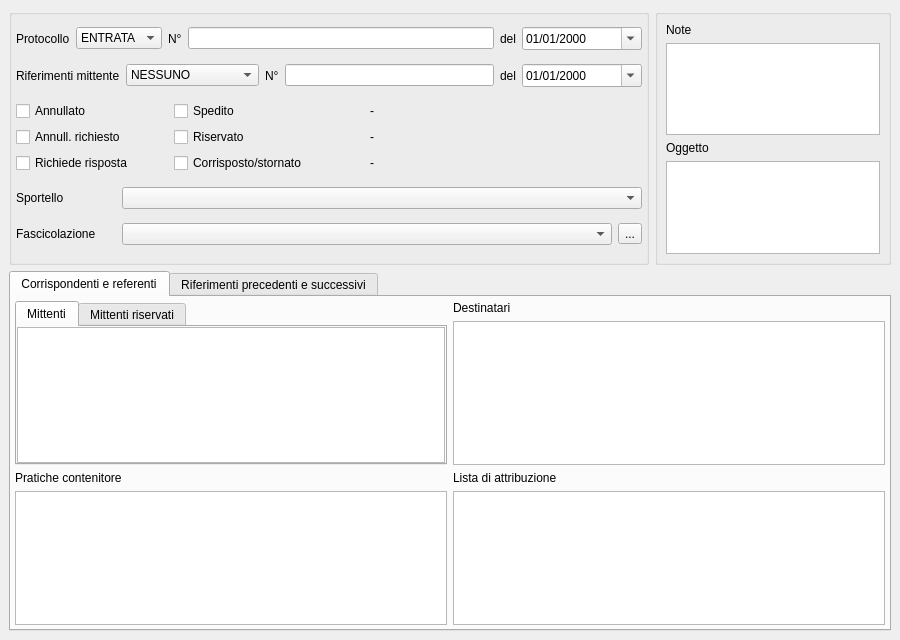
This is src/com/axiastudio/suite/protocollo/forms/protocollo.ui in tizianolattisi/suitegda as Qt 5 draws it before an edit. The edited form follows.
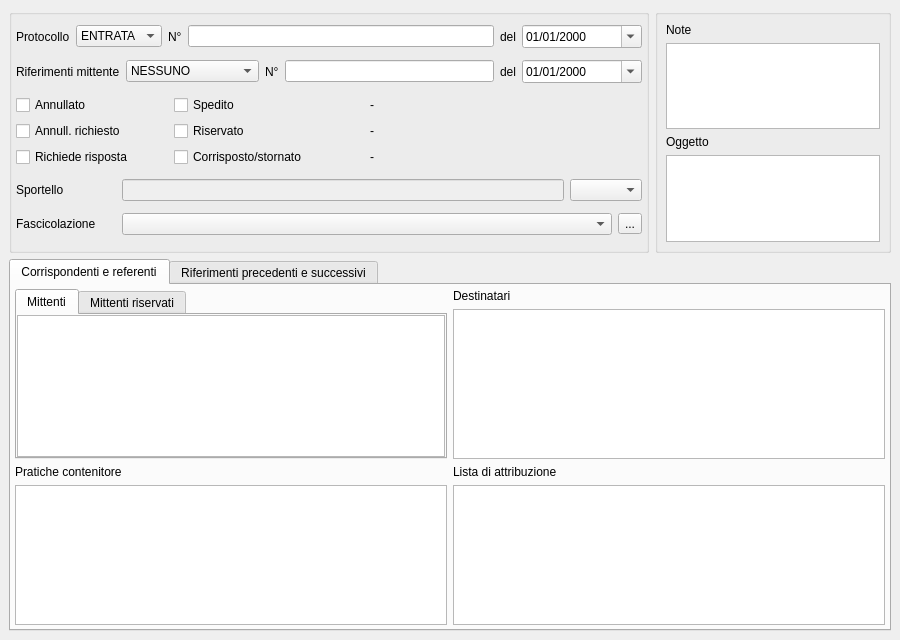
This is the edited form. Custom widgets are drawn as their Qt base class.

Commit message: Introduzione di uno store filtrato per gli uffici da selezionare come sportello, e trucchetto per visualizzare nel protocolli registrati gli sportelli non selezionabili dall'utente.

The edit to the form file:
```diff
--- a/src/com/axiastudio/suite/protocollo/forms/protocollo.ui
+++ b/src/com/axiastudio/suite/protocollo/forms/protocollo.ui
@@ -23,13 +23,13 @@
       <property name="minimumSize">
        <size>
         <width>640</width>
-        <height>256</height>
+        <height>244</height>
        </size>
       </property>
       <property name="maximumSize">
        <size>
         <width>640</width>
-        <height>256</height>
+        <height>244</height>
        </size>
       </property>
       <property name="title">
@@ -419,6 +419,13 @@
            </property>
           </widget>
          </item>
+         <item>
+          <widget class="QLineEdit" name="lineEdit_sportello">
+           <property name="enabled">
+            <bool>false</bool>
+           </property>
+          </widget>
+         </item>
          <item>
           <widget class="com.axiastudio.pypapi.ui.widgets.PyPaPiComboBox" name="comboBox_sportello">
            <property name="column" stdset="0">
@@ -482,13 +489,13 @@
       <property name="minimumSize">
        <size>
         <width>0</width>
-        <height>256</height>
+        <height>244</height>
        </size>
       </property>
       <property name="maximumSize">
        <size>
         <width>16777215</width>
-        <height>259</height>
+        <height>244</height>
        </size>
       </property>
       <property name="title">
```
The commit also changes 2 other files.
